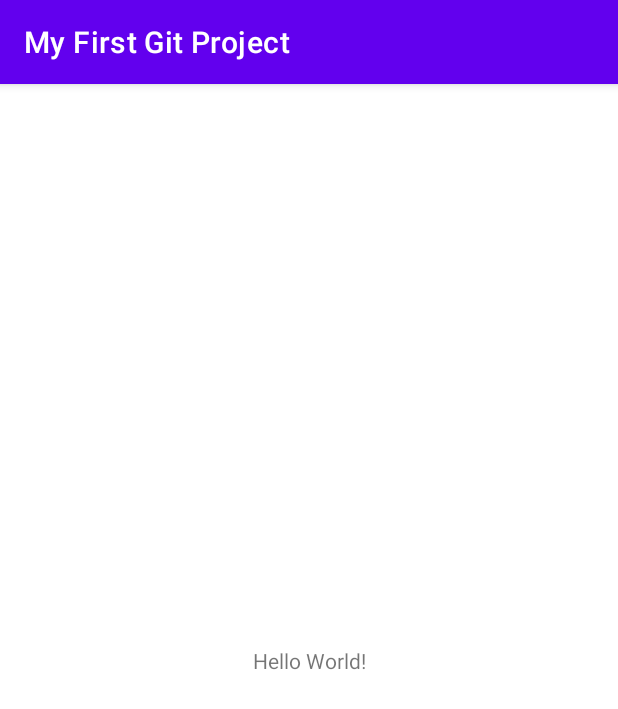
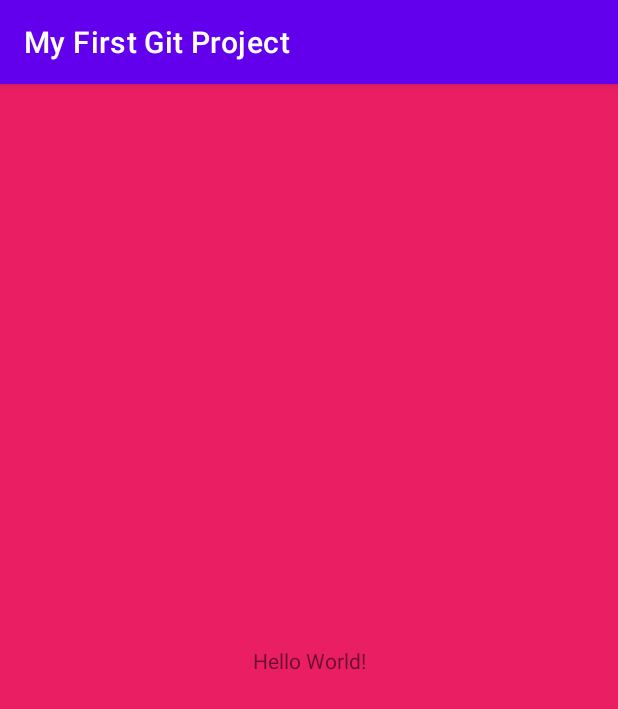
Before and after one commit to lexuspol/MyFirstGitProject, an Android app: the screen it shows after launch (MainActivity), on a phone screen of 412 x 824 dp. Shown: the top 709 px of the screen. Run offline under Robolectric (Android 15) with nearby library versions, the phone set to English and light mode, and no system bars.

Commit message:
Change bg color

```diff
--- a/app/src/main/res/layout/activity_main.xml
+++ b/app/src/main/res/layout/activity_main.xml
@@ -4,6 +4,7 @@
     xmlns:tools="http://schemas.android.com/tools"
     android:layout_width="match_parent"
     android:layout_height="match_parent"
+    android:background="#E91E63"
     tools:context=".MainActivity">
 
     <TextView
```
